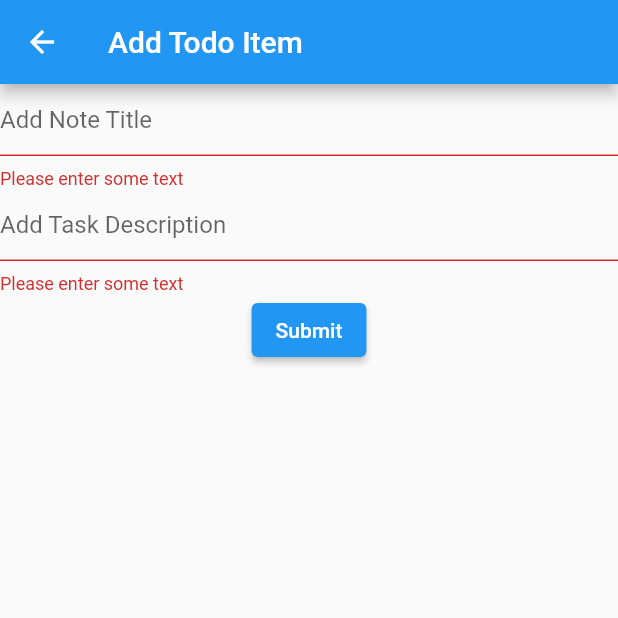
After one commit to Edyl07/flutter_demo, a Flutter app: the CreateTodoScreen screen opened directly, after a tap on "Submit", on a phone screen of 412 x 824 dp, the top half of it. The commit adds this screen. Run offline on Flutter 3.47's test engine with Material 2 defaults, Android fonts, the phone set to English and light mode, and no system bars; our stand-ins replace get, get_storage, hive, hive_flutter, shared_preferences; accounts and stored records are empty.

Commit message:
Hive Database & Hive Theme (Dark Mode)

```diff
--- /dev/null
+++ b/lib/adapters/todo.dart
@@ -0,0 +1,13 @@
+import 'package:hive/hive.dart';
+part 'todo.g.dart';
+
+
+@HiveType(typeId: 0)
+class Todo {
+  @HiveField(0)
+  late String note;
+  @HiveField(1)
+  late String task;
+
+  Todo(this.note, this.task);
+}
--- /dev/null
+++ b/lib/screens/create_todo_screen.dart
@@ -0,0 +1,73 @@
+import 'package:flutter/material.dart';
+import 'package:flutter_demo/adapters/todo.dart';
+import 'package:hive/hive.dart';
+
+class CreateTodoScreen extends StatefulWidget {
+  const CreateTodoScreen({ Key? key }) : super(key: key);
+
+  @override
+  _CreateTodoScreenState createState() => _CreateTodoScreenState();
+}
+
+class _CreateTodoScreenState extends State<CreateTodoScreen> {
+
+  final _formKey = GlobalKey<FormState>();
+  String note = "";
+  String task = "";
+
+  @override
+  Widget build(BuildContext context) {
+    return Scaffold(
+      appBar: AppBar(
+        title: const Text("Add Todo Item"),
+      ),
+      body: Form(
+        key: _formKey,
+        child: Column(
+          children: <Widget>[
+            TextFormField(
+              validator: (value){
+                if (value == null || value.isEmpty) {
+                  return 'Please enter some text';
+                }
+                return null;
+              },
+              decoration: const InputDecoration(
+                hintText: 'Add Note Title'
+              ),
+              onChanged: (value){
+                setState(() {
+                  note = value;
+                });
+              },
+            ),
+            TextFormField(
+              validator: (value){
+                if (value == null || value.isEmpty) {
+                  return 'Please enter some text';
+                }
+                return null;
+              },
+              decoration: const InputDecoration(
+                hintText: 'Add Task Description'
+              ),
+              onChanged: (value){
+                setState(() {
+                  task = value;
+                });
+              },
+            ),
+            ElevatedButton(
+              onPressed: () async {
+                if (_formKey.currentState!.validate()) {
+                  Box<Todo> box = Hive.box<Todo>('Todos');
+                  box.add(Todo(note, task));
+                  Navigator.of(context).pop();
+                }
+            }, child: const Text('Submit'))
+          ],
+        )
+        ),
+    );
+  }
+}
--- /dev/null
+++ b/lib/screens/todo_list_screen.dart
@@ -0,0 +1,45 @@
+import 'package:flutter/material.dart';
+import 'package:flutter_demo/adapters/todo.dart';
+import 'package:flutter_demo/screens/create_todo_screen.dart';
+import 'package:hive_flutter/hive_flutter.dart';
+
+class TodoListScreen extends StatelessWidget {
+  const TodoListScreen({Key? key}) : super(key: key);
+
+  @override
+  Widget build(BuildContext context) {
+    return Scaffold(
+      appBar: AppBar(
+        title: const Text('Todo Items'),
+      ),
+      body: ValueListenableBuilder(
+          valueListenable: Hive.box<Todo>('Todos').listenable(),
+          builder: (context, Box<Todo> box, widget){
+            if (box.values.isEmpty) {
+              return const Center(
+                child: Text('No data available')
+              );
+            }
+            return ListView.builder(
+              itemCount: box.values.length,
+              itemBuilder: (context, index){
+                Todo? obj = box.getAt(index);
+                return ListTile(
+                  title: Text(obj!.note),
+                  subtitle: Text(obj.task),
+                  onLongPress: (){
+                    box.deleteAt(index).then((value) => print("Item deleted"));
+                  },
+                );
+            });
+          }),
+          floatingActionButton: FloatingActionButton(onPressed: (){
+            Navigator.push(context,
+            MaterialPageRoute(builder: (context) => const CreateTodoScreen()));
+          },
+          child: const Icon(Icons.add),
+          backgroundColor: Theme.of(context).backgroundColor,
+          ),
+    );
+  }
+}
```
Also changed, not shown: lib/main.dart (+42 -13 lines), pubspec.yaml (+7 -0 lines), lib/adapters/todo.g.dart (added), pubspec.lock.
